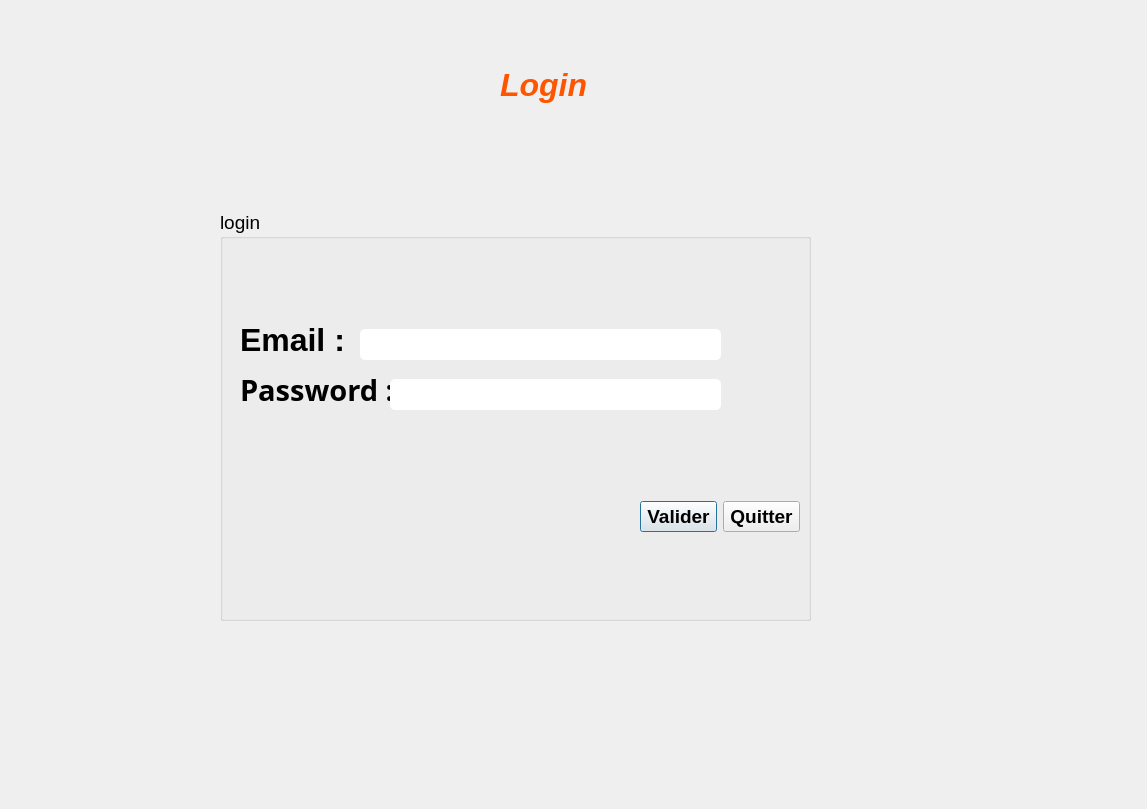
Before: the Qt Designer form application_version_beta/login.ui in AzizBenIsmail/Projet_Parental_Monitoring_System_Qt, drawn with Qt 5.
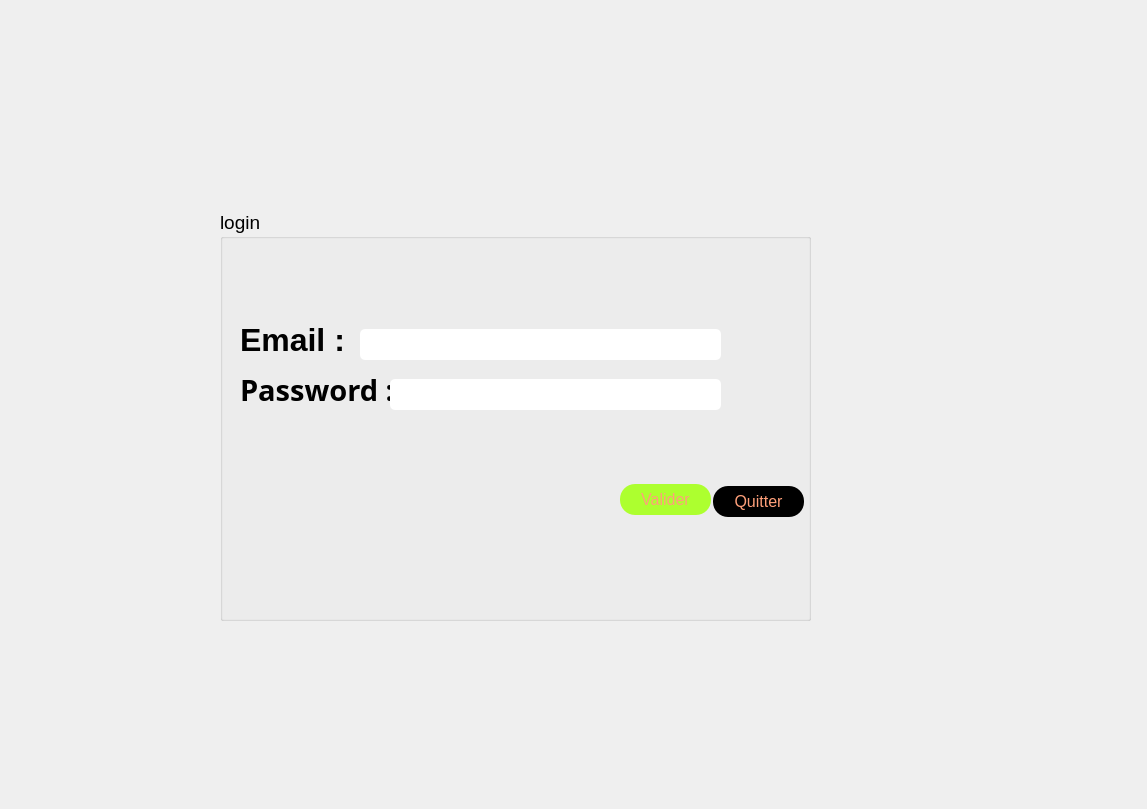
After: the same form once the commit is applied.

```diff
--- a/application_version_beta/login.ui
+++ b/application_version_beta/login.ui
@@ -156,57 +156,89 @@
      <enum>QLineEdit::Password</enum>
     </property>
    </widget>
-   <widget class="QWidget" name="layoutWidget">
+   <widget class="QPushButton" name="pushButton_Q">
     <property name="geometry">
      <rect>
-      <x>420</x>
-      <y>290</y>
-      <width>160</width>
-      <height>33</height>
+      <x>493</x>
+      <y>276</y>
+      <width>91</width>
+      <height>31</height>
      </rect>
     </property>
-    <layout class="QHBoxLayout" name="horizontalLayout">
-     <item>
-      <widget class="QPushButton" name="pushButton_valide">
-       <property name="font">
-        <font>
-         <weight>75</weight>
-         <bold>true</bold>
-        </font>
-       </property>
-       <property name="styleSheet">
-        <string notr="true">QPushButton::hover
+    <property name="font">
+     <font>
+      <family>MS Shell Dlg 2</family>
+      <pointsize>12</pointsize>
+      <weight>9</weight>
+      <italic>false</italic>
+      <bold>false</bold>
+     </font>
+    </property>
+    <property name="styleSheet">
+     <string notr="true">QPushButton
 {
+background:rgb(0, 0, 0);
+border-radius :60px;
+}
+
+QPushButton
+{
+	font: 75 12pt &quot;MS Shell Dlg 2&quot;;
+
+	color:#FFA07A ;
+border-radius:15px;
+}
+QPushButton::hover
+{
 	background-color: qlineargradient(spread:pad, x1:0, y1:0.511, x2:1, y2:0.511, stop:0 rgba(0, 207, 179, 255),stop:1 rgb(108, 135, 255));
 
 }</string>
-       </property>
-       <property name="text">
-        <string>Valider</string>
-       </property>
-      </widget>
-     </item>
-     <item>
-      <widget class="QPushButton" name="pushButton_Q">
-       <property name="font">
-        <font>
-         <weight>75</weight>
-         <bold>true</bold>
-        </font>
-       </property>
-       <property name="styleSheet">
-        <string notr="true">QPushButton::hover
+    </property>
+    <property name="text">
+     <string>Quitter</string>
+    </property>
+   </widget>
+   <widget class="QPushButton" name="pushButton_valide">
+    <property name="geometry">
+     <rect>
+      <x>400</x>
+      <y>274</y>
+      <width>91</width>
+      <height>31</height>
+     </rect>
+    </property>
+    <property name="font">
+     <font>
+      <family>MS Shell Dlg 2</family>
+      <pointsize>12</pointsize>
+      <weight>9</weight>
+      <italic>false</italic>
+      <bold>false</bold>
+     </font>
+    </property>
+    <property name="styleSheet">
+     <string notr="true">QPushButton
 {
+background:rgb(173, 255, 47);
+border-radius :60px;
+}
+
+QPushButton
+{
+	font: 75 12pt &quot;MS Shell Dlg 2&quot;;
+
+	color:#FFA07A ;
+border-radius:15px;
+}
+QPushButton::hover
+{
 	background-color: qlineargradient(spread:pad, x1:0, y1:0.511, x2:1, y2:0.511, stop:0 rgba(0, 207, 179, 255),stop:1 rgb(108, 135, 255));
 
 }</string>
-       </property>
-       <property name="text">
-        <string>Quitter</string>
-       </property>
-      </widget>
-     </item>
-    </layout>
+    </property>
+    <property name="text">
+     <string>Valider</string>
+    </property>
    </widget>
   </widget>
   <widget class="QLabel" name="Digital_clock">
@@ -256,19 +288,6 @@
     <string/>
    </property>
   </widget>
-  <widget class="QLabel" name="label_3">
-   <property name="geometry">
-    <rect>
-     <x>500</x>
-     <y>60</y>
-     <width>261</width>
-     <height>51</height>
-    </rect>
-   </property>
-   <property name="text">
-    <string>&lt;html&gt;&lt;head/&gt;&lt;body&gt;&lt;p&gt;&lt;span style=&quot; font-size:24pt; font-weight:600; font-style:italic; color:#ff5500;&quot;&gt;Login&lt;/span&gt;&lt;/p&gt;&lt;/body&gt;&lt;/html&gt;</string>
-   </property>
-  </widget>
   <zorder>label_p</zorder>
   <zorder>groupBox</zorder>
   <zorder>Digital_clock</zorder>
```
Left out of the diff: 1 changed line with no effect on the pictures.
